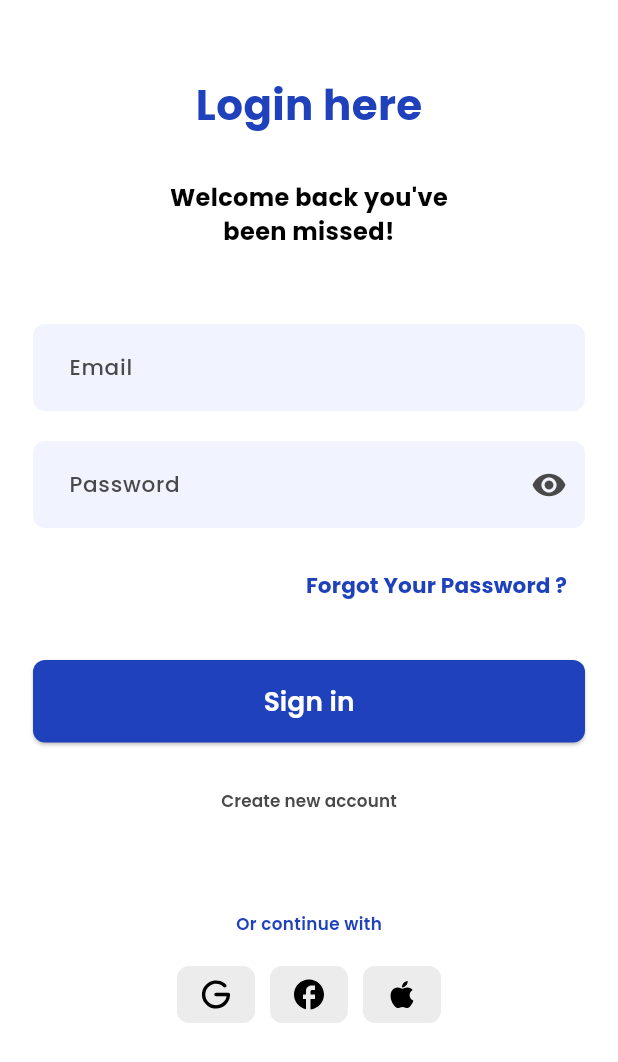
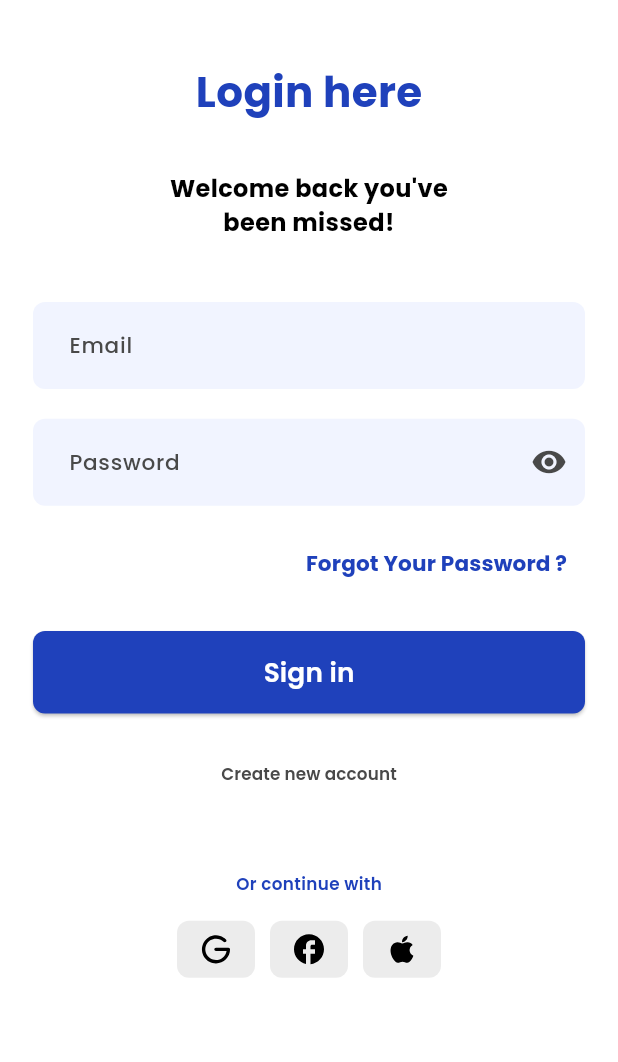
Before and after one commit to ElDaly15/login_ui, a Flutter app: the screen it shows after launch, after a tap on "Login", on a phone screen of 412 x 824 dp. Shown: the top 1062 px of the screen. Run offline on Flutter 3.47's test engine with Material 3 defaults, Android fonts, the phone set to English and light mode, and no system bars; our stand-ins replace device_preview, flutter_svg.

Commit message:
Add social media login components and create registration view structure

```diff
--- /dev/null
+++ b/lib/core/widgets/social_media_widget_login_and_reg.dart
@@ -0,0 +1,60 @@
+import 'package:flutter/material.dart';
+import 'package:flutter_svg/svg.dart';
+import 'package:login_ui/core/utils/app_colors.dart';
+import 'package:login_ui/core/utils/app_images.dart';
+
+class ContainerOfSocialMedia extends StatelessWidget {
+  const ContainerOfSocialMedia(
+      {super.key, required this.image, required this.onTap});
+  final String image;
+  final void Function()? onTap;
+
+  @override
+  Widget build(BuildContext context) {
+    return InkWell(
+      onTap: onTap,
+      child: Container(
+        padding: const EdgeInsets.symmetric(horizontal: 14, vertical: 7),
+        decoration: const BoxDecoration(
+          color: AppColors.containerColors,
+          borderRadius: BorderRadius.all(
+            Radius.circular(8),
+          ),
+        ),
+        child: SvgPicture.asset(image),
+      ),
+    );
+  }
+}
+
+class RowOfSocialMediaRegestiration extends StatelessWidget {
+  const RowOfSocialMediaRegestiration({super.key});
+
+  @override
+  Widget build(BuildContext context) {
+    return Row(
+      children: [
+        const Spacer(),
+        ContainerOfSocialMedia(
+          image: Assets.imagesGoogle,
+          onTap: () {},
+        ),
+        const SizedBox(
+          width: 10,
+        ),
+        ContainerOfSocialMedia(
+          image: Assets.imagesFacebook,
+          onTap: () {},
+        ),
+        const SizedBox(
+          width: 10,
+        ),
+        ContainerOfSocialMedia(
+          image: Assets.imagesApple,
+          onTap: () {},
+        ),
+        const Spacer(),
+      ],
+    );
+  }
+}
--- a/lib/featuers/login/presentation/views/widgets/login_view_body.dart
+++ b/lib/featuers/login/presentation/views/widgets/login_view_body.dart
@@ -1,10 +1,9 @@
 import 'package:flutter/material.dart';
-import 'package:flutter_svg/flutter_svg.dart';
 import 'package:login_ui/core/utils/app_colors.dart';
-import 'package:login_ui/core/utils/app_images.dart';
 import 'package:login_ui/core/utils/app_styles.dart';
 import 'package:login_ui/core/widgets/big_elevated_btm.dart';
 import 'package:login_ui/core/widgets/custom_text_field.dart';
+import 'package:login_ui/core/widgets/social_media_widget_login_and_reg.dart';
 import 'package:login_ui/core/widgets/text_btm.dart';
 import 'package:login_ui/featuers/login/presentation/views/widgets/custom_text_field.dart';
 
@@ -20,8 +19,8 @@ class LoginViewBody extends StatelessWidget {
           const SafeArea(
             child: SizedBox(),
           ),
-          const SizedBox(
-            height: 50,
+          SizedBox(
+            height: MediaQuery.of(context).size.height * 0.05,
           ),
           Center(
             child: Text(
@@ -30,8 +29,8 @@ class LoginViewBody extends StatelessWidget {
                   .copyWith(color: AppColors.secondaryColorTheme, fontSize: 28),
             ),
           ),
-          const SizedBox(
-            height: 30,
+          SizedBox(
+            height: MediaQuery.of(context).size.height * 0.04,
           ),
           SizedBox(
             width: 200,
@@ -41,15 +40,17 @@ class LoginViewBody extends StatelessWidget {
               textAlign: TextAlign.center,
             ),
           ),
-          const SizedBox(height: 50),
+          SizedBox(
+            height: MediaQuery.of(context).size.height * 0.05,
+          ),
           CustomTextField(
             onChanged: (value) {},
             isObscureText: false,
             hintTitle: 'Email',
             isPassword: false,
           ),
-          const SizedBox(
-            height: 20,
+          SizedBox(
+            height: MediaQuery.of(context).size.height * 0.024,
           ),
           CustomTextField(
             onChanged: (value) {},
@@ -66,28 +67,28 @@ class LoginViewBody extends StatelessWidget {
               onPressed: () {},
             ),
           ),
-          const SizedBox(
-            height: 25,
+          SizedBox(
+            height: MediaQuery.of(context).size.height * 0.025,
           ),
           const BigElevatedBtm(
             text: 'Sign in',
           ),
-          const SizedBox(
-            height: 15,
+          SizedBox(
+            height: MediaQuery.of(context).size.height * 0.02,
           ),
           const TextBtm(
             title: 'Create new account',
           ),
-          const SizedBox(
-            height: 50,
+          SizedBox(
+            height: MediaQuery.of(context).size.height * 0.05,
           ),
           Text(
             'Or continue with',
             style: TextStyles.font14SemiBold(context)
                 .copyWith(color: AppColors.secondaryColorTheme),
           ),
-          const SizedBox(
-            height: 20,
+          SizedBox(
+            height: MediaQuery.of(context).size.height * 0.02,
           ),
           const RowOfSocialMediaRegestiration(),
           const Spacer(),
@@ -97,60 +98,5 @@ class LoginViewBody extends StatelessWidget {
   }
 }
 
-class ContainerOfSocialMedia extends StatelessWidget {
-  const ContainerOfSocialMedia(
-      {super.key, required this.image, required this.onTap});
-  final String image;
-  final void Function()? onTap;
-
-  @override
-  Widget build(BuildContext context) {
-    return InkWell(
-      onTap: onTap,
-      child: Container(
-        padding: const EdgeInsets.symmetric(horizontal: 14, vertical: 7),
-        decoration: const BoxDecoration(
-          color: AppColors.containerColors,
-          borderRadius: BorderRadius.all(
-            Radius.circular(8),
-          ),
-        ),
-        child: SvgPicture.asset(image),
-      ),
-    );
-  }
-}
-
-class RowOfSocialMediaRegestiration extends StatelessWidget {
-  const RowOfSocialMediaRegestiration({super.key});
-
-  @override
-  Widget build(BuildContext context) {
-    return Row(
-      children: [
-        const Spacer(),
-        ContainerOfSocialMedia(
-          image: Assets.imagesGoogle,
-          onTap: () {},
-        ),
-        const SizedBox(
-          width: 10,
-        ),
-        ContainerOfSocialMedia(
-          image: Assets.imagesFacebook,
-          onTap: () {},
-        ),
-        const SizedBox(
-          width: 10,
-        ),
-        ContainerOfSocialMedia(
-          image: Assets.imagesApple,
-          onTap: () {},
-        ),
-        const Spacer(),
-      ],
-    );
-  }
-}
 
 // ignore: must_be_immutable
--- /dev/null
+++ b/lib/featuers/register/presentation/views/register_view.dart
@@ -0,0 +1,15 @@
+import 'package:flutter/material.dart';
+import 'package:login_ui/core/utils/app_colors.dart';
+import 'package:login_ui/featuers/register/presentation/views/widgets/register_view_body.dart';
+
+class RegisterView extends StatelessWidget {
+  const RegisterView({super.key});
+
+  @override
+  Widget build(BuildContext context) {
+    return const Scaffold(
+      backgroundColor: AppColors.mainColorTheme,
+      body: RegisterViewBody(),
+    );
+  }
+}
--- /dev/null
+++ b/lib/featuers/register/presentation/views/widgets/register_view_body.dart
@@ -0,0 +1,10 @@
+import 'package:flutter/material.dart';
+
+class RegisterViewBody extends StatelessWidget {
+  const RegisterViewBody({super.key});
+
+  @override
+  Widget build(BuildContext context) {
+    return const Placeholder();
+  }
+}
```
